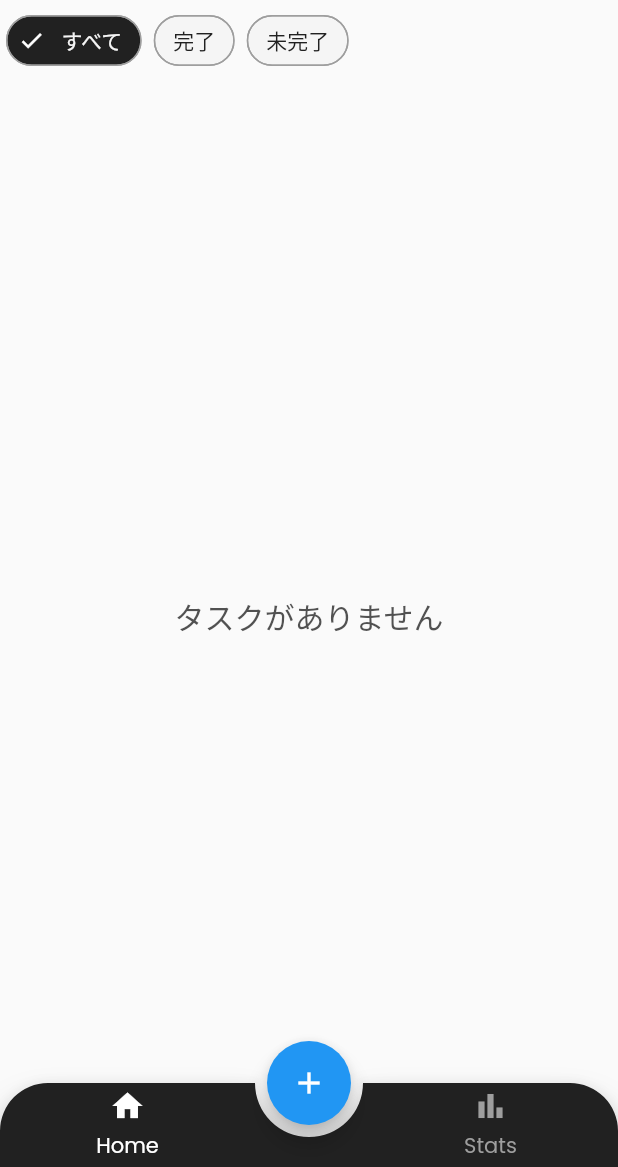
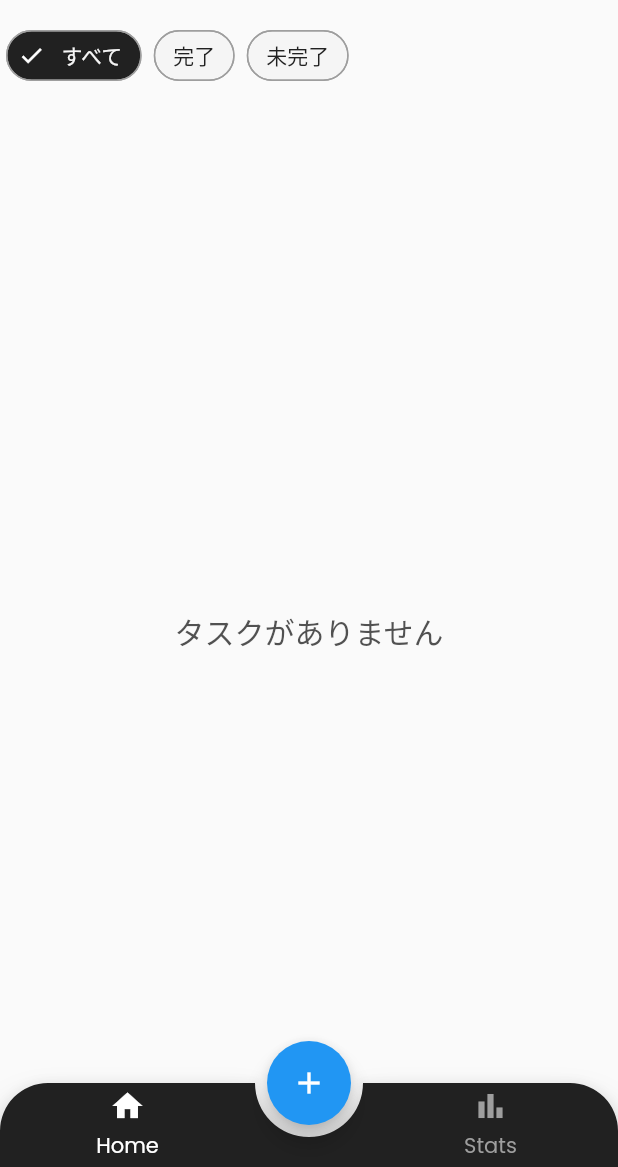
Before and after one commit to mnengineer/roadmap, a Flutter app: the screen it shows once a user with an empty profile is signed in, on a phone screen of 412 x 824 dp, the part 69-1236 px from its top. Run offline on Flutter 3.47's test engine with Material 2 defaults, Android fonts, the phone set to English and light mode, and no system bars; drawn by our look-alikes of animated_bottom_navigation_bar; our stand-ins replace cloud_firestore, device_preview, firebase_auth, firebase_core, flutter_hooks, freezed_annotation and 7 more; accounts and stored records are empty.

Commit message:
🎨 style: タグの高さ調整

```diff
--- a/lib/presentation/views/tabs/home_tab.dart
+++ b/lib/presentation/views/tabs/home_tab.dart
@@ -55,7 +55,7 @@ class HomeTab extends HookConsumerWidget {
       body: Column(
         children: [
           SizedBox(
-            height: 34,
+            height: 54,
             child: ListView(
               scrollDirection: Axis.horizontal,
               children: [
```
